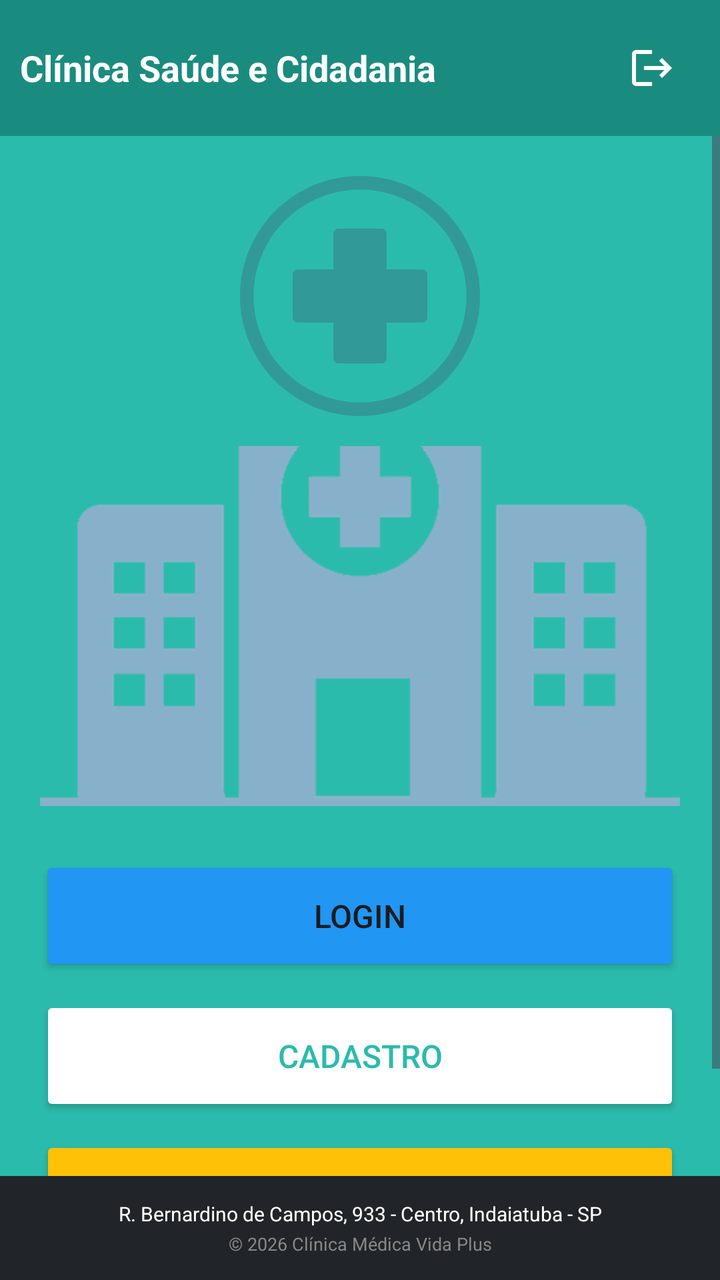
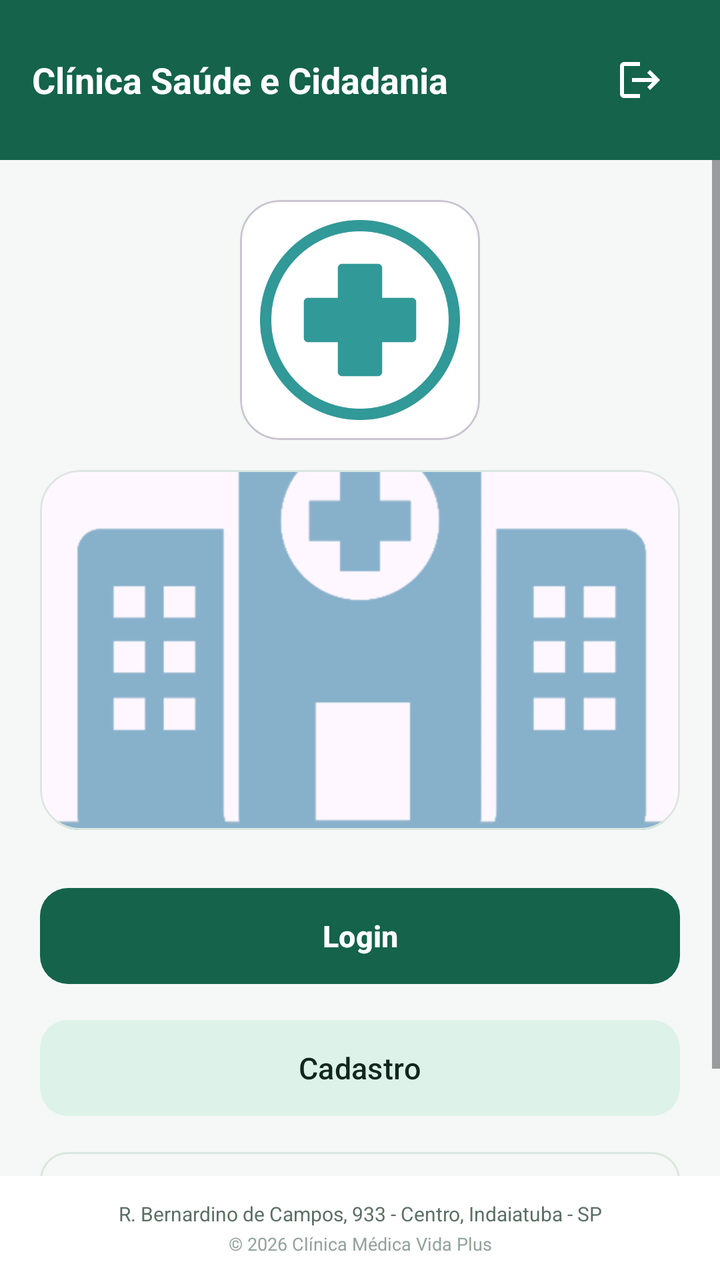

The first picture is an Android layout as it rendered before a commit; the second is the same layout after the commit. The layout source and the unified diff follow.
<!-- AndroidManifest.xml: application theme Theme.Tela_inicial -->
<!-- res/layout/activity_main.xml -->
<?xml version="1.0" encoding="utf-8"?>
<LinearLayout xmlns:android="http://schemas.android.com/apk/res/android"
    android:layout_width="match_parent"
    android:layout_height="match_parent"
    android:orientation="vertical"
    android:background="#2BBBAD">

    
    <RelativeLayout
        android:layout_width="match_parent"
        android:layout_height="wrap_content"
        android:padding="10dp"
        android:background="#1A8C7F">

        <TextView
            android:layout_width="wrap_content"
            android:layout_height="wrap_content"
            android:text="@string/index_titulo"
            android:textColor="@android:color/white"
            android:textStyle="bold"
            android:textSize="18sp"
            android:layout_centerVertical="true" />

        <ImageButton
            android:id="@+id/btnSairApp"
            android:layout_width="48dp"
            android:layout_height="48dp"
            android:layout_alignParentEnd="true"
            android:layout_centerVertical="true"
            android:padding="12dp"
            android:scaleType="fitCenter"
            android:background="?attr/selectableItemBackgroundBorderless"
            android:src="@drawable/ic_sair"
            android:contentDescription="@string/index_cd_sair" />

    </RelativeLayout>

    
    <ScrollView
        android:layout_width="match_parent"
        android:layout_height="0dp"
        android:layout_weight="1"
        android:fillViewport="true">

        <LinearLayout
            android:layout_width="match_parent"
            android:layout_height="wrap_content"
            android:orientation="vertical"
            android:padding="20dp"
            android:gravity="center">

            
            <ImageView
                android:id="@+id/imgLogo"
                android:layout_width="120dp"
                android:layout_height="120dp"
                android:src="@drawable/logomed"
                android:contentDescription="@string/index_cd_logo" />

            
            <ImageView
                android:id="@+id/imgFoto"
                android:layout_width="match_parent"
                android:layout_height="180dp"
                android:layout_marginTop="15dp"
                android:scaleType="centerCrop"
                android:src="@drawable/foto_clinica_1"
                android:contentDescription="@string/index_cd_foto" />

            
            <Button
                android:id="@+id/btnIrLogin"
                android:layout_width="match_parent"
                android:layout_height="60dp"
                android:layout_marginTop="25dp"
                android:text="@string/index_btn_login"
                android:textSize="16sp"
                android:backgroundTint="#2196F3" />

            
            <Button
                android:id="@+id/btnIrCadastro"
                android:layout_width="match_parent"
                android:layout_height="60dp"
                android:layout_marginTop="10dp"
                android:text="@string/index_btn_cadastro"
                android:textSize="16sp"
                android:backgroundTint="#FFFFFF"
                android:textColor="#2BBBAD" />

            
            <Button
                android:id="@+id/btnVerEndereco"
                android:layout_width="match_parent"
                android:layout_height="60dp"
                android:layout_marginTop="10dp"
                android:text="@string/index_btn_localizacao"
                android:textSize="16sp"
                android:backgroundTint="#FFC107"
                android:textColor="#000000"
                android:textStyle="bold" />

        </LinearLayout>

    </ScrollView>

    
    <LinearLayout
        android:layout_width="match_parent"
        android:layout_height="wrap_content"
        android:orientation="vertical"
        android:background="#212529"
        android:padding="12dp">

        <TextView
            android:layout_width="match_parent"
            android:layout_height="wrap_content"
            android:text="@string/index_endereco"
            android:textColor="@android:color/white"
            android:gravity="center"
            android:textSize="10sp" />

        <TextView
            android:layout_width="match_parent"
            android:layout_height="wrap_content"
            android:text="@string/index_rodape"
            android:textColor="#888888"
            android:gravity="center"
            android:textSize="9sp"
            android:layout_marginTop="2dp" />

    </LinearLayout>

</LinearLayout>
<!-- resources referenced by this layout -->
<resources>
  <!-- drawable foto_clinica_1: png bitmap (drawable, 35213 bytes) -->
  <!-- drawable ic_sair (drawable) -->
  <?xml version="1.0" encoding="utf-8"?>
  <vector xmlns:android="http://schemas.android.com/apk/res/android"
      android:width="24dp"
      android:height="24dp"
      android:viewportWidth="24"
      android:viewportHeight="24">
      <path
          android:fillColor="#FFFFFF"
          android:pathData="M17,7l-1.41,1.41L18.17,11H8v2h10.17l-2.58,2.58L17,17l5,-5zM4,5h8V3H4c-1.1,0 -2,0.9 -2,2v14c0,1.1 0.9,2 2,2h8v-2H4V5z" />
  </vector>
  <!-- drawable logomed: png bitmap (drawable, 23899 bytes) -->
  <string name="index_btn_cadastro">Cadastro</string>
  <string name="index_btn_localizacao">Nossa localização</string>
  <string name="index_btn_login">Login</string>
  <string name="index_cd_foto">Foto da clínica</string>
  <string name="index_cd_logo">Logotipo da clínica</string>
  <string name="index_cd_sair">Sair</string>
  <string name="index_endereco">R. Bernardino de Campos, 933 - Centro, Indaiatuba - SP</string>
  <string name="index_rodape">© 2026 Clínica Médica Vida Plus</string>
  <string name="index_titulo">Clínica Saúde e Cidadania</string>
  <style name="Theme.Tela_inicial" parent="Base.Theme.Tela_inicial" />
  <style name="Base.Theme.Tela_inicial" parent="Theme.Material3.DayNight.NoActionBar">
          
          
      </style>
</resources>

<!-- the commit's change to res/layout/activity_main.xml (unified diff, before → after) -->
@@ -1,22 +1,21 @@
 <?xml version="1.0" encoding="utf-8"?>
 <LinearLayout xmlns:android="http://schemas.android.com/apk/res/android"
+    xmlns:app="http://schemas.android.com/apk/res-auto"
     android:layout_width="match_parent"
     android:layout_height="match_parent"
     android:orientation="vertical"
-    android:background="#2BBBAD">
-
-    
+    android:background="@color/background">
     <RelativeLayout
         android:layout_width="match_parent"
         android:layout_height="wrap_content"
-        android:padding="10dp"
-        android:background="#1A8C7F">
+        android:padding="16dp"
+        android:background="@color/brand_700">
 
         <TextView
             android:layout_width="wrap_content"
             android:layout_height="wrap_content"
             android:text="@string/index_titulo"
-            android:textColor="@android:color/white"
+            android:textColor="@color/text_on_brand"
             android:textStyle="bold"
             android:textSize="18sp"
             android:layout_centerVertical="true" />
@@ -35,7 +34,6 @@
 
     </RelativeLayout>
 
-    
     <ScrollView
         android:layout_width="match_parent"
         android:layout_height="0dp"
@@ -49,74 +47,92 @@
             android:padding="20dp"
             android:gravity="center">
 
-            
-            <ImageView
-                android:id="@+id/imgLogo"
+            <com.google.android.material.card.MaterialCardView
                 android:layout_width="120dp"
                 android:layout_height="120dp"
-                android:src="@drawable/logomed"
-                android:contentDescription="@string/index_cd_logo" />
+                app:cardBackgroundColor="@color/surface"
+                app:cardCornerRadius="20dp"
+                app:cardElevation="0dp">
 
-            
-            <ImageView
-                android:id="@+id/imgFoto"
+                <ImageView
+                    android:id="@+id/imgLogo"
+                    android:layout_width="match_parent"
+                    android:layout_height="match_parent"
+                    android:padding="10dp"
+                    android:src="@drawable/logomed"
+                    android:contentDescription="@string/index_cd_logo" />
+            </com.google.android.material.card.MaterialCardView>
+
+            <com.google.android.material.card.MaterialCardView
                 android:layout_width="match_parent"
                 android:layout_height="180dp"
                 android:layout_marginTop="15dp"
-                android:scaleType="centerCrop"
-                android:src="@drawable/foto_clinica_1"
-                android:contentDescription="@string/index_cd_foto" />
+                app:cardCornerRadius="20dp"
+                app:cardElevation="0dp"
+                app:strokeColor="@color/stroke"
+                app:strokeWidth="1dp">
 
-            
-            <Button
+                <ImageView
+                    android:id="@+id/imgFoto"
+                    android:layout_width="match_parent"
+                    android:layout_height="match_parent"
+                    android:scaleType="centerCrop"
+                    android:src="@drawable/foto_clinica_1"
+                    android:contentDescription="@string/index_cd_foto" />
+            </com.google.android.material.card.MaterialCardView>
+
+            <com.google.android.material.button.MaterialButton
                 android:id="@+id/btnIrLogin"
                 android:layout_width="match_parent"
-                android:layout_height="60dp"
+                android:layout_height="56dp"
                 android:layout_marginTop="25dp"
                 android:text="@string/index_btn_login"
-                android:textSize="16sp"
-                android:backgroundTint="#2196F3" />
+                android:textColor="@color/text_on_brand"
+                android:textSize="15sp"
+                android:textStyle="bold"
+                app:backgroundTint="@color/brand_700"
+                app:cornerRadius="14dp" />
 
-            
-            <Button
+            <com.google.android.material.button.MaterialButton
                 android:id="@+id/btnIrCadastro"
+                style="@style/Widget.Material3.Button.TonalButton"
                 android:layout_width="match_parent"
-                android:layout_height="60dp"
+                android:layout_height="56dp"
                 android:layout_marginTop="10dp"
                 android:text="@string/index_btn_cadastro"
-                android:textSize="16sp"
-                android:backgroundTint="#FFFFFF"
-                android:textColor="#2BBBAD" />
+                android:textColor="@color/text_primary"
+                android:textSize="15sp"
+                app:backgroundTint="@color/brand_100"
+                app:cornerRadius="14dp" />
 
-            
-            <Button
+            <com.google.android.material.button.MaterialButton
                 android:id="@+id/btnVerEndereco"
+                style="@style/Widget.Material3.Button.OutlinedButton"
                 android:layout_width="match_parent"
-                android:layout_height="60dp"
+                android:layout_height="56dp"
                 android:layout_marginTop="10dp"
                 android:text="@string/index_btn_localizacao"
-                android:textSize="16sp"
-                android:backgroundTint="#FFC107"
-                android:textColor="#000000"
-                android:textStyle="bold" />
+                android:textColor="@color/text_primary"
+                android:textSize="15sp"
+                app:cornerRadius="14dp"
+                app:strokeColor="@color/stroke" />
 
         </LinearLayout>
 
     </ScrollView>
 
-    
     <LinearLayout
         android:layout_width="match_parent"
         android:layout_height="wrap_content"
         android:orientation="vertical"
-        android:background="#212529"
+        android:background="@color/surface"
         android:padding="12dp">
 
         <TextView
             android:layout_width="match_parent"
             android:layout_height="wrap_content"
             android:text="@string/index_endereco"
-            android:textColor="@android:color/white"
+            android:textColor="@color/text_secondary"
             android:gravity="center"
             android:textSize="10sp" />
 
@@ -124,7 +140,7 @@
             android:layout_width="match_parent"
             android:layout_height="wrap_content"
             android:text="@string/index_rodape"
-            android:textColor="#888888"
+            android:textColor="@color/text_hint"
             android:gravity="center"
             android:textSize="9sp"
             android:layout_marginTop="2dp" />
<!-- resource entries referenced after the edit -->
@@ -1,5 +1,14 @@
 <!-- resources referenced by this layout -->
 <resources>
+  <color name="background">#F5F8F6</color>
+  <color name="brand_100">#DDF2E8</color>
+  <color name="brand_700">#14634A</color>
+  <color name="stroke">#DCE6E0</color>
+  <color name="surface">#FFFFFF</color>
+  <color name="text_hint">#93A39B</color>
+  <color name="text_on_brand">#FFFFFF</color>
+  <color name="text_primary">#12261E</color>
+  <color name="text_secondary">#5B6F65</color>
   <!-- drawable foto_clinica_1: png bitmap (drawable, 35213 bytes) -->
   <!-- drawable ic_sair (drawable) -->
   <?xml version="1.0" encoding="utf-8"?>
